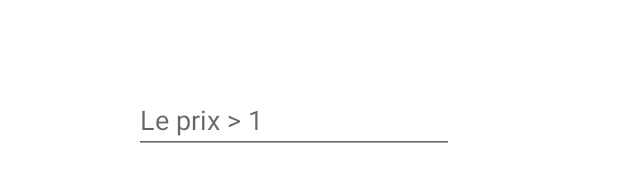
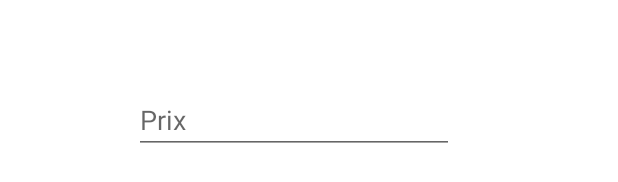
Before and after one commit to PJ-35/AndroidProjet1, an Android app: the layout fragment_creation.xml on its own in the app's theme, with its tools: preview values and no code run, on a phone screen of 412 x 824 dp. Shown: the part 494-676 px from the top of the screen. Run offline under Robolectric (Android 15) with nearby library versions, the phone set to English and light mode, and no system bars.

```diff
--- a/app/src/main/res/layout/fragment_creation.xml
+++ b/app/src/main/res/layout/fragment_creation.xml
@@ -49,21 +49,10 @@
         android:layout_height="wrap_content"
         android:layout_marginTop="56dp"
         android:ems="10"
-        android:hint="Le prix > 1"
+        android:hint="Prix"
         android:inputType="numberDecimal"
         app:layout_constraintEnd_toEndOf="parent"
         app:layout_constraintHorizontal_bias="0.45"
         app:layout_constraintStart_toStartOf="parent"
         app:layout_constraintTop_toBottomOf="@+id/spinner" />
-
-    <TextView
-        android:id="@+id/text_error"
-        android:layout_width="wrap_content"
-        android:layout_height="wrap_content"
-        android:layout_marginTop="72dp"
-        android:textColor="@color/red"
-        app:layout_constraintEnd_toEndOf="parent"
-        app:layout_constraintHorizontal_bias="0.498"
-        app:layout_constraintStart_toStartOf="parent"
-        app:layout_constraintTop_toBottomOf="@+id/et_prix" />
 </androidx.constraintlayout.widget.ConstraintLayout>
```
Also changed, not shown: app/src/main/java/com/example/myapplication/MainActivity.kt (+13 -1 lines), app/src/main/java/com/example/myapplication/ui/magasin/CreerVendeur.kt (+34 -12 lines), app/src/main/java/com/example/myapplication/ui/magasin/MagasinFragment.kt (+41 -1 lines).
